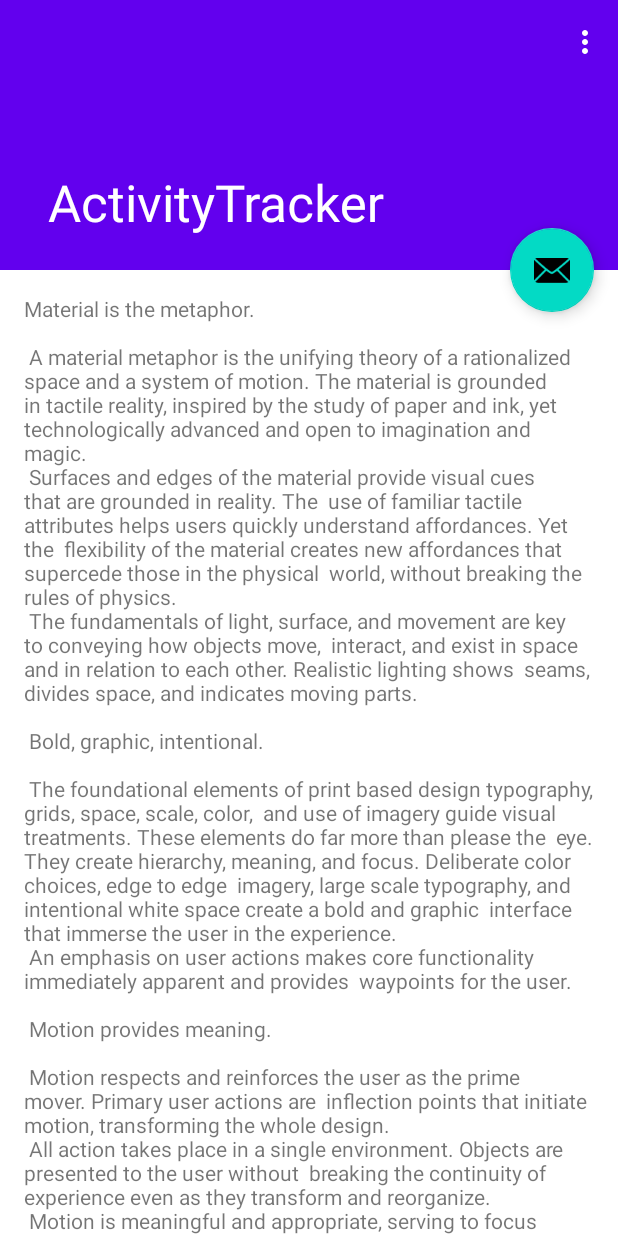
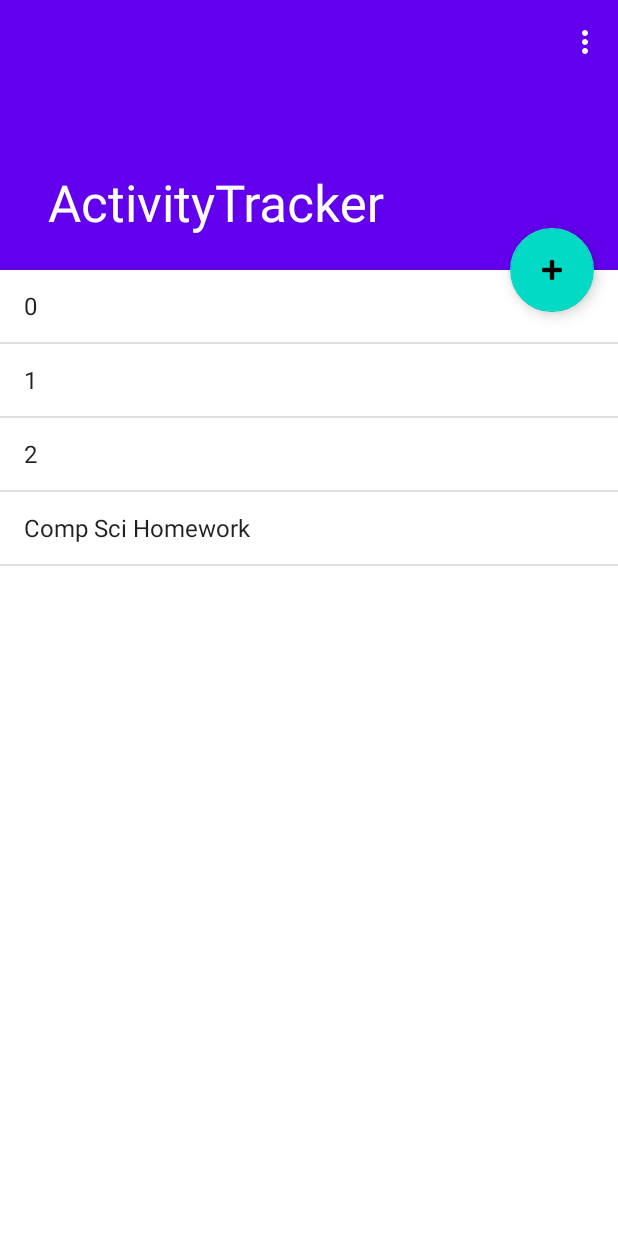
Before and after one commit to CrystalKeck27/ActivityTracker, an Android app: the screen it shows after launch (ScrollingActivity), on a phone screen of 412 x 824 dp. Run offline under Robolectric (Android 15) with nearby library versions, the phone set to English and light mode, and no system bars.

Commit message:
Basic functionality

```diff
--- a/app/build.gradle
+++ b/app/build.gradle
@@ -35,6 +35,7 @@ dependencies {
     implementation 'androidx.appcompat:appcompat:1.3.0'
     implementation 'com.google.android.material:material:1.4.0'
     implementation 'androidx.constraintlayout:constraintlayout:2.0.4'
+    implementation 'androidx.legacy:legacy-support-v4:1.0.0'
     testImplementation 'junit:junit:4.13.2'
     androidTestImplementation 'androidx.test.ext:junit:1.1.3'
     androidTestImplementation 'androidx.test.espresso:espresso-core:3.4.0'
--- a/app/src/main/java/com/example/activitytracker/ScrollingActivity.java
+++ b/app/src/main/java/com/example/activitytracker/ScrollingActivity.java
@@ -12,12 +12,18 @@ import androidx.appcompat.widget.Toolbar;
 import android.view.View;
 import android.view.Menu;
 import android.view.MenuItem;
+import android.widget.AdapterView;
+import android.widget.ArrayAdapter;
+import android.widget.ListView;
 
 import com.example.activitytracker.databinding.ActivityScrollingBinding;
+
+import java.util.ArrayList;
 
 public class ScrollingActivity extends AppCompatActivity {
 
     private ActivityScrollingBinding binding;
+    private ListView listView;
 
     @Override
     protected void onCreate(Bundle savedInstanceState) {
@@ -38,6 +44,23 @@ public class ScrollingActivity extends AppCompatActivity {
                 Snackbar.make(view, "Replace with your own action", Snackbar.LENGTH_LONG)
                         .setAction("Action", null).show();
             }
+        });
+
+        listView = findViewById(R.id.listView);
+
+        ArrayList<String> arrayList = new ArrayList<>();
+
+        for (int i = 0; i < 3; i++) {
+            arrayList.add(String.valueOf(i));
+        }
+
+        arrayList.add("Comp Sci Homework");
+
+        ArrayAdapter<String> arrayAdapter = new ArrayAdapter<>(this, R.layout.simple_list_item_1, arrayList);
+
+        listView.setAdapter(arrayAdapter);
+        listView.setOnItemClickListener((adapterView, view, i, l) -> {
+            Snackbar.make(view, arrayList.get(i), Snackbar.LENGTH_LONG).setAction("Action", null).show();
         });
     }
 
--- a/app/src/main/res/layout/activity_scrolling.xml
+++ b/app/src/main/res/layout/activity_scrolling.xml
@@ -41,8 +41,9 @@
         android:layout_width="wrap_content"
         android:layout_height="wrap_content"
         android:layout_marginEnd="@dimen/fab_margin"
+        app:fabSize="auto"
         app:layout_anchor="@id/app_bar"
         app:layout_anchorGravity="bottom|end"
-        app:srcCompat="@android:drawable/ic_dialog_email" />
+        app:srcCompat="@android:drawable/ic_input_add" />
 
 </androidx.coordinatorlayout.widget.CoordinatorLayout>
--- a/app/src/main/res/layout/content_scrolling.xml
+++ b/app/src/main/res/layout/content_scrolling.xml
@@ -1,5 +1,5 @@
 <?xml version="1.0" encoding="utf-8"?>
-<androidx.core.widget.NestedScrollView xmlns:android="http://schemas.android.com/apk/res/android"
+<RelativeLayout xmlns:android="http://schemas.android.com/apk/res/android"
     xmlns:app="http://schemas.android.com/apk/res-auto"
     xmlns:tools="http://schemas.android.com/tools"
     android:layout_width="match_parent"
@@ -8,10 +8,8 @@
     tools:context=".ScrollingActivity"
     tools:showIn="@layout/activity_scrolling">
 
-    <TextView
-        android:layout_width="wrap_content"
-        android:layout_height="wrap_content"
-        android:layout_margin="@dimen/text_margin"
-        android:text="@string/large_text" />
-
-</androidx.core.widget.NestedScrollView>
+    <ListView
+        android:id="@+id/listView"
+        android:layout_width="match_parent"
+        android:layout_height="match_parent" />
+</RelativeLayout>
--- /dev/null
+++ b/app/src/main/res/layout/simple_list_item_1.xml
@@ -0,0 +1,25 @@
+<?xml version="1.0" encoding="utf-8"?>
+<!-- Copyright (C) 2006 The Android Open Source Project
+
+     Licensed under the Apache License, Version 2.0 (the "License");
+     you may not use this file except in compliance with the License.
+     You may obtain a copy of the License at
+
+          http://www.apache.org/licenses/LICENSE-2.0
+
+     Unless required by applicable law or agreed to in writing, software
+     distributed under the License is distributed on an "AS IS" BASIS,
+     WITHOUT WARRANTIES OR CONDITIONS OF ANY KIND, either express or implied.
+     See the License for the specific language governing permissions and
+     limitations under the License.
+-->
+
+<TextView xmlns:android="http://schemas.android.com/apk/res/android"
+    android:id="@android:id/text1"
+    android:layout_width="match_parent"
+    android:layout_height="wrap_content"
+    android:textAppearance="?android:attr/textAppearanceListItemSmall"
+    android:gravity="center_vertical"
+    android:paddingStart="?android:attr/listPreferredItemPaddingStart"
+    android:paddingEnd="?android:attr/listPreferredItemPaddingEnd"
+    android:minHeight="?android:attr/listPreferredItemHeightSmall" />
```
